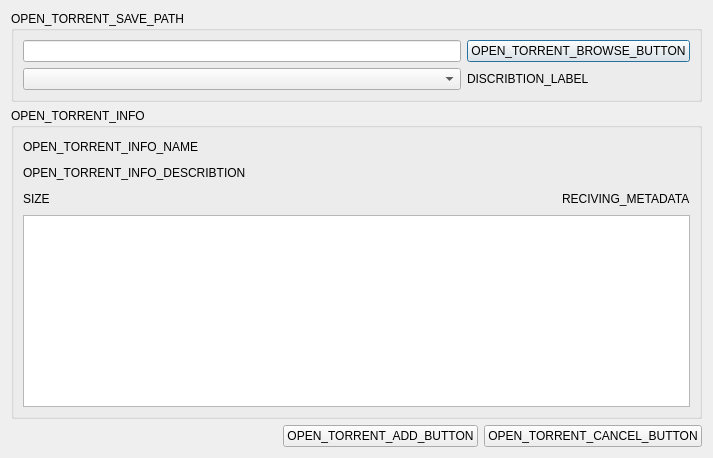
Above: CuteTorrent/LTorrent/OpenTorrentDialog.ui from SuperNerd-James/cutetorrent before the change. Below: the same form after it.
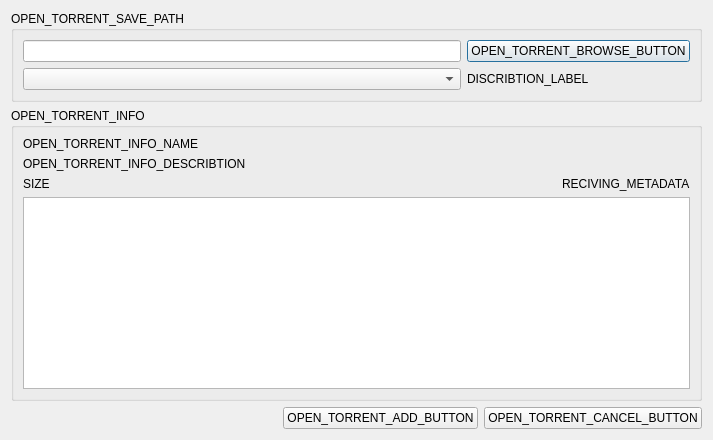
That is the form after the change. Icons and pictures are not drawn.

What changed in the file:
```diff
--- a/CuteTorrent/LTorrent/OpenTorrentDialog.ui
+++ b/CuteTorrent/LTorrent/OpenTorrentDialog.ui
@@ -66,26 +66,6 @@
         </property>
        </widget>
       </item>
-      <item row="0" column="1" colspan="2">
-       <spacer name="horizontalSpacer_2">
-        <property name="orientation">
-         <enum>Qt::Horizontal</enum>
-        </property>
-        <property name="sizeHint" stdset="0">
-         <size>
-          <width>45</width>
-          <height>20</height>
-         </size>
-        </property>
-       </spacer>
-      </item>
-      <item row="1" column="3">
-       <widget class="QLabel" name="labelComentData">
-        <property name="text">
-         <string/>
-        </property>
-       </widget>
-      </item>
       <item row="1" column="0" colspan="2">
        <widget class="QLabel" name="labelCommentTitle">
         <property name="text">
@@ -93,46 +73,6 @@
         </property>
        </widget>
       </item>
-      <item row="0" column="3">
-       <widget class="QLabel" name="labelNameData">
-        <property name="text">
-         <string/>
-        </property>
-       </widget>
-      </item>
-      <item row="1" column="2">
-       <spacer name="horizontalSpacer_3">
-        <property name="orientation">
-         <enum>Qt::Horizontal</enum>
-        </property>
-        <property name="sizeHint" stdset="0">
-         <size>
-          <width>18</width>
-          <height>20</height>
-         </size>
-        </property>
-       </spacer>
-      </item>
-      <item row="2" column="3">
-       <widget class="QLabel" name="labelSizeData">
-        <property name="text">
-         <string/>
-        </property>
-       </widget>
-      </item>
-      <item row="2" column="1" colspan="2">
-       <spacer name="horizontalSpacer_4">
-        <property name="orientation">
-         <enum>Qt::Horizontal</enum>
-        </property>
-        <property name="sizeHint" stdset="0">
-         <size>
-          <width>18</width>
-          <height>20</height>
-         </size>
-        </property>
-       </spacer>
-      </item>
       <item row="2" column="0">
        <widget class="QLabel" name="labelSizeTitle">
         <property name="text">
@@ -157,31 +97,26 @@
         </property>
        </widget>
       </item>
-      <item row="1" column="4" colspan="2">
-       <spacer name="horizontalSpacer_6">
-        <property name="orientation">
-         <enum>Qt::Horizontal</enum>
+      <item row="0" column="2" colspan="4">
+       <widget class="QLabel" name="labelNameData">
+        <property name="text">
+         <string/>
         </property>
-        <property name="sizeHint" stdset="0">
-         <size>
-          <width>14</width>
-          <height>20</height>
-         </size>
+       </widget>
+      </item>
+      <item row="1" column="2" colspan="4">
+       <widget class="QLabel" name="labelComentData">
+        <property name="text">
+         <string/>
         </property>
-       </spacer>
+       </widget>
       </item>
-      <item row="0" column="4" colspan="2">
-       <spacer name="horizontalSpacer_5">
-        <property name="orientation">
-         <enum>Qt::Horizontal</enum>
+      <item row="2" column="1" colspan="3">
+       <widget class="QLabel" name="labelSizeData">
+        <property name="text">
+         <string/>
         </property>
-        <property name="sizeHint" stdset="0">
-         <size>
-          <width>14</width>
-          <height>20</height>
-         </size>
-        </property>
-       </spacer>
+       </widget>
       </item>
      </layout>
     </widget>
```
